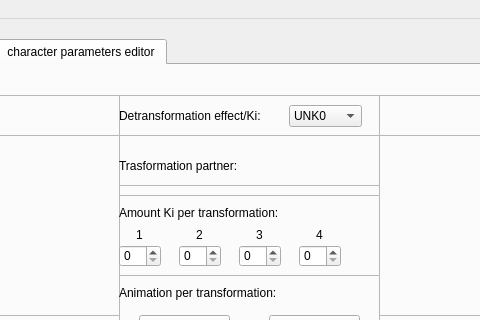
adsl14/Raging-tools, file lib/design/Raging_tools.ui: the form before one commit; both pictures show x 113 to 593 and y 0 to 320 of the 952 by 853 pixel window.
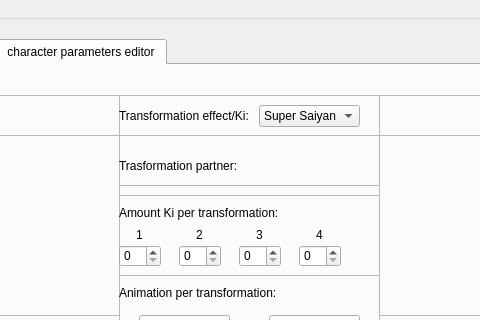
The form after the commit. Icons and pictures are not drawn.

What changed in the file:
```diff
--- a/lib/design/Raging_tools.ui
+++ b/lib/design/Raging_tools.ui
@@ -1717,15 +1717,15 @@
           <widget class="QComboBox" name="detransEffectValue">
            <property name="geometry">
             <rect>
-             <x>170</x>
+             <x>140</x>
              <y>10</y>
-             <width>73</width>
+             <width>101</width>
              <height>22</height>
             </rect>
            </property>
            <item>
             <property name="text">
-             <string>UNK0</string>
+             <string>Super Saiyan</string>
             </property>
            </item>
            <item>
@@ -1794,7 +1794,7 @@
             </rect>
            </property>
            <property name="text">
-            <string>Detransformation effect/Ki:</string>
+            <string>Transformation effect/Ki:</string>
            </property>
           </widget>
          </widget>
```
Left out of the diff: 328 changed lines with no effect on the pictures.
